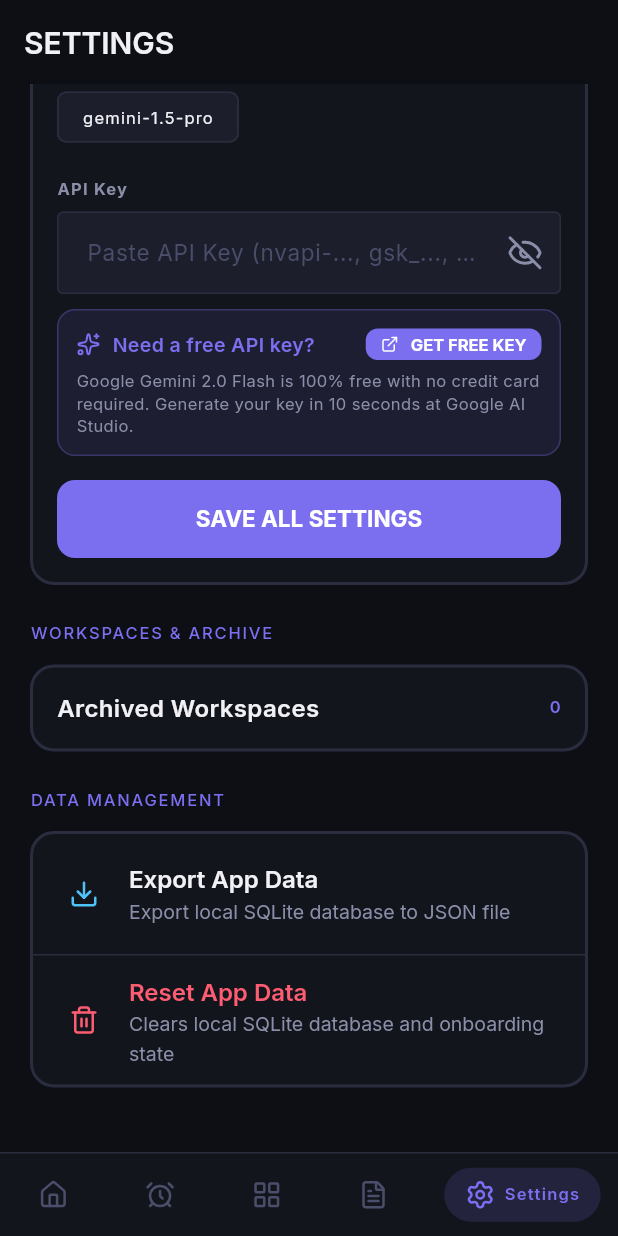
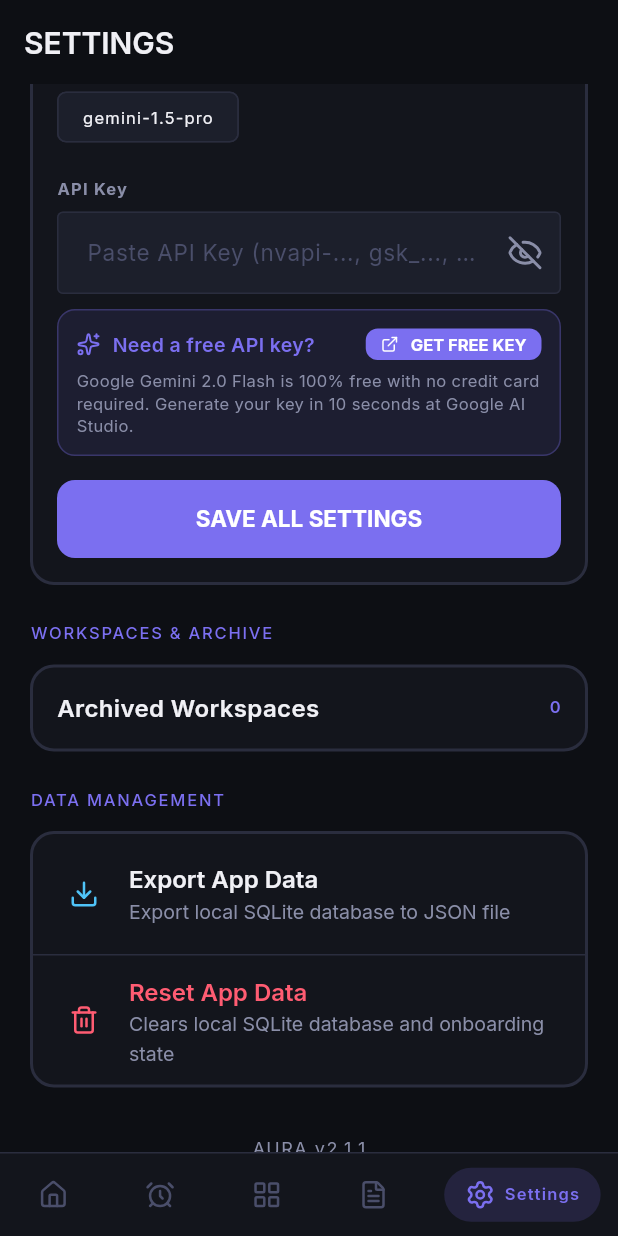
Before and after one commit to ISHANTARE/AURA, a Flutter app: the SettingsScreen screen opened by its route, scrolled down 1728 dp, on a phone screen of 412 x 824 dp. Run offline on Flutter 3.47's test engine with Material 3 defaults, Android fonts, the phone set to English and light mode, and no system bars; our stand-ins replace connectivity_plus, drift, flutter_dotenv, flutter_local_notifications, flutter_riverpod, flutter_secure_storage and 8 more; missing offline and left inert: google_mlkit_text_recognition; accounts and stored records are empty; generated files the repository leaves out were written again.

Commit message:
Bump version to v2.1.1 (build 3)

```diff
--- a/lib/features/settings/presentation/screens/settings_screen.dart
+++ b/lib/features/settings/presentation/screens/settings_screen.dart
@@ -1172,6 +1172,16 @@ class _SettingsScreenState extends ConsumerState<SettingsScreen> {
               ),
             ),
             const SizedBox(height: 32),
+            Center(
+              child: Text(
+                'AURA v2.1.1',
+                style: AuraTypography.caption.copyWith(
+                  color: textSecondary,
+                  letterSpacing: 1.0,
+                ),
+              ),
+            ),
+            const SizedBox(height: 16),
           ],
         ),
       ),
--- a/pubspec.yaml
+++ b/pubspec.yaml
@@ -1,7 +1,7 @@
 name: aura
 description: AI-Unified Reality Assistant — voice-first, offline-first life OS
 publish_to: 'none'
-version: 2.1.0+2
+version: 2.1.1+3
 
 environment:
   sdk: '>=3.4.0 <4.0.0'
```
